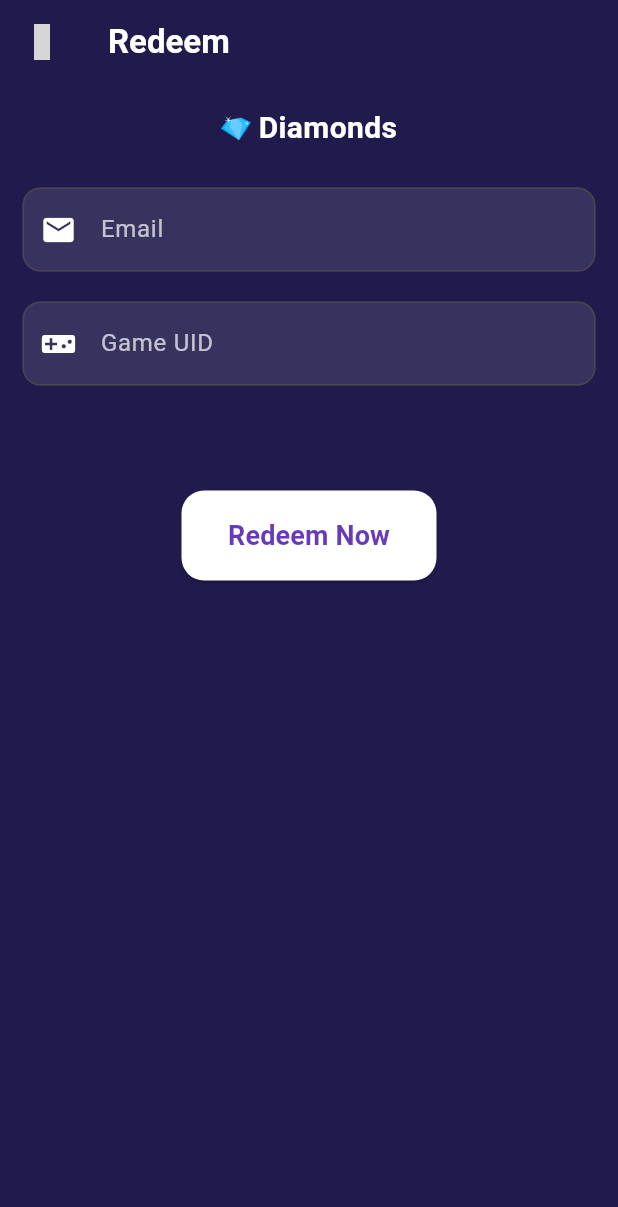
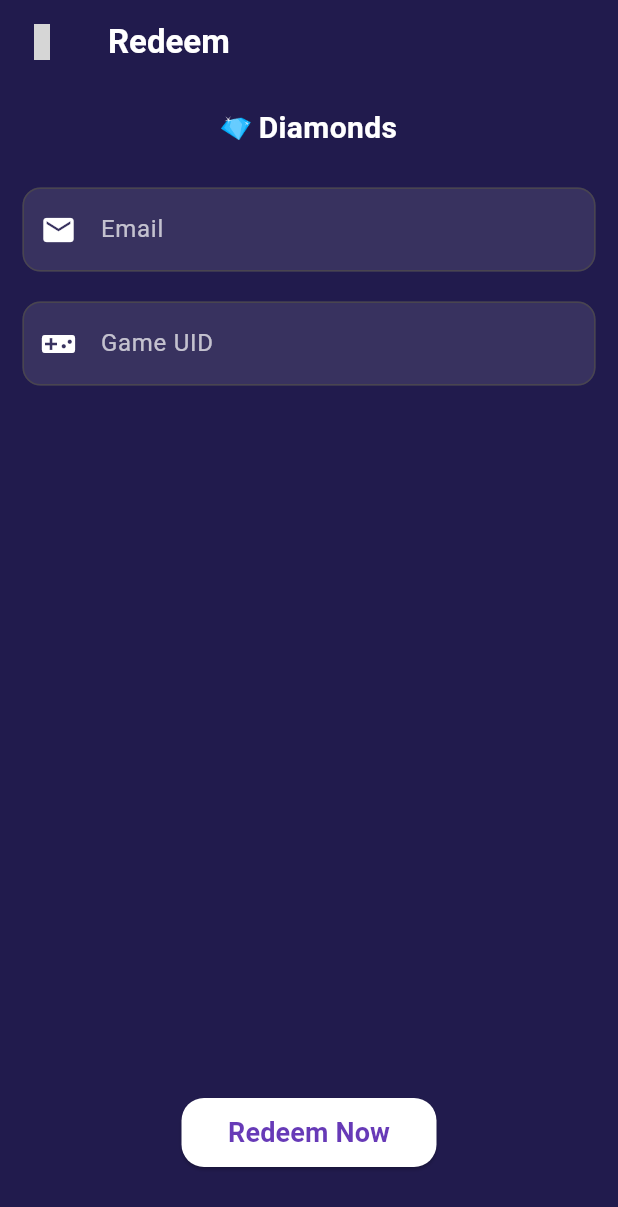
Before and after one commit to Intezar-Dev-7/sky_earn, a Flutter app: the TasksScreen screen opened directly, after a tap on "Redeem", on a phone screen of 412 x 824 dp. Shown: the top 1207 px of the screen. Run offline on Flutter 3.47's test engine with Material 3 defaults, Android fonts, the phone set to English and light mode, and no system bars; our stand-ins replace curved_navigation_bar, get, iconsax_flutter; grey boxes are pictures that could not be loaded.

Commit message:
small fixes

```diff
--- a/frontend/lib/features/Home/home_page/home.screen.dart
+++ b/frontend/lib/features/Home/home_page/home.screen.dart
@@ -30,7 +30,7 @@ class _HomeScreenState extends State<HomeScreen> {
         ),
       ),
       body: Padding(
-        padding: const EdgeInsets.all(8.0),
+        padding: const EdgeInsets.all(20),
         child: SingleChildScrollView(
           child: Column(
             children: [
@@ -103,7 +103,6 @@ class _HomeScreenState extends State<HomeScreen> {
                     crossAxisCount: 2,
                     crossAxisSpacing: 6,
                     mainAxisSpacing: 8,
-                    // childAspectRatio: 1.4,
                   ),
                   itemCount: 6,
                   itemBuilder: (context, index) {
--- a/frontend/lib/features/Home/tasks/redeem_screen.dart
+++ b/frontend/lib/features/Home/tasks/redeem_screen.dart
@@ -35,6 +35,9 @@ class _RedeemScreenState extends State<RedeemScreen> {
         child: Padding(
           padding: const EdgeInsets.all(15.0),
           child: Column(
+            mainAxisAlignment: MainAxisAlignment.spaceBetween,
+            children: [
+              Column(
                 children: [
                   Row(
                     mainAxisAlignment: MainAxisAlignment.center,
@@ -57,15 +60,17 @@ class _RedeemScreenState extends State<RedeemScreen> {
                   TextFormField(
                     keyboardType: TextInputType.emailAddress,
                     controller: emailController,
-                style: TextStyle(color: Colors.white), // Text color
+                    style: TextStyle(color: Colors.white),
+                    // Text color
                     decoration: InputDecoration(
                       filled: true,
-                  fillColor: Colors.white.withOpacity(0.1), // Background color
+                      fillColor: Colors.white.withOpacity(0.1),
+                      // Background color
                       hintText: 'Email',
-                  hintStyle:
-                      const TextStyle(color: Colors.white70), // Hint text color
-                  prefixIcon: const Icon(Icons.email,
-                      color: Colors.white), // Icon inside textfield
+                      hintStyle: const TextStyle(color: Colors.white70),
+                      // Hint text color
+                      prefixIcon: const Icon(Icons.email, color: Colors.white),
+                      // Icon inside textfield
                       border: OutlineInputBorder(
                         borderRadius: BorderRadius.circular(12), // Rounded corners
                       ),
@@ -86,7 +91,8 @@ class _RedeemScreenState extends State<RedeemScreen> {
                   TextFormField(
                     keyboardType: TextInputType.number,
                     controller: uidController,
-                style: TextStyle(color: Colors.white), // Text color
+                    style: TextStyle(color: Colors.white),
+                    // Text color
                     decoration: InputDecoration(
                       filled: true,
                       fillColor: Colors.white.withOpacity(0.1),
@@ -106,13 +112,16 @@ class _RedeemScreenState extends State<RedeemScreen> {
                       }
                       return null;
                     },
+                  )
+                ],
               ),
-              SizedBox(height: 70),
+              Column(
+                children: [
                   ElevatedButton(
                     style: ElevatedButton.styleFrom(
-                    minimumSize: const Size(170, 60), // Width: 150, Height: 60
+                      minimumSize: const Size(170, 40), // Width: 150, Height: 60
                       backgroundColor: Colors.white,
-                    padding: const EdgeInsets.symmetric(vertical: 15),
+                      padding: const EdgeInsets.symmetric(vertical: 10),
                       shape: RoundedRectangleBorder(
                         borderRadius: BorderRadius.circular(15),
                       ),
@@ -126,7 +135,11 @@ class _RedeemScreenState extends State<RedeemScreen> {
                           color: Colors.deepPurple,
                           fontSize: 18,
                           fontWeight: FontWeight.bold),
-                  ))
+                    ),
+                  ),
+                  SizedBox(height: 30),
+                ],
+              ),
             ],
           ),
         ),
--- a/frontend/lib/features/Home/tasks/task_screen.dart
+++ b/frontend/lib/features/Home/tasks/task_screen.dart
@@ -33,7 +33,7 @@ class _TasksScreenState extends State<TasksScreen> {
       ),
       body: SingleChildScrollView(
         child: Container(
-          padding: EdgeInsets.symmetric(horizontal: 10),
+          padding: EdgeInsets.symmetric(horizontal: 20),
           child: Column(
             children: [
               BalanceAndRedeemSection(),
```
Lines whose indentation alone changed are shown as unchanged.
